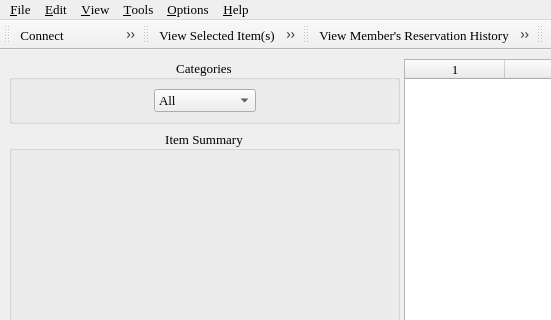
This is mainwindow.ui in textbrowser/biblioteq as Qt 5 draws it before an edit; both pictures show x 0 to 551 and y 0 to 320 of the 900 by 650 pixel window. The edited form follows.
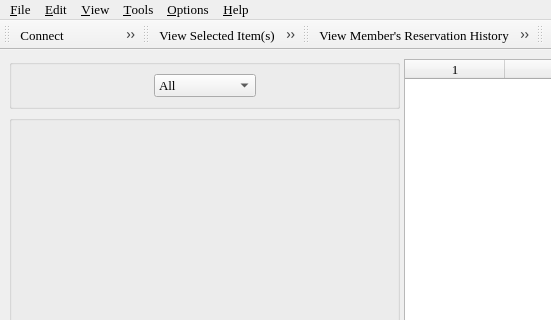
This is the edited form. Icons and pictures are not drawn. Custom widgets are drawn as their Qt base class.

Commit message: Removed some titles.

The edit to the form file:
```diff
--- a/mainwindow.ui
+++ b/mainwindow.ui
@@ -40,12 +40,6 @@
        <layout class="QGridLayout" >
         <item row="0" column="0" >
          <widget class="QGroupBox" name="groupBox" >
-          <property name="title" >
-           <string>Categories</string>
-          </property>
-          <property name="alignment" >
-           <set>Qt::AlignCenter</set>
-          </property>
           <property name="flat" >
            <bool>false</bool>
           </property>
@@ -120,12 +114,6 @@
         </item>
         <item row="1" column="0" >
          <widget class="QGroupBox" name="itemSummary" >
-          <property name="title" >
-           <string>Item Summary</string>
-          </property>
-          <property name="alignment" >
-           <set>Qt::AlignCenter</set>
-          </property>
           <property name="flat" >
            <bool>false</bool>
           </property>
```
Left out of the diff: 2 changed lines with no effect on the pictures.
